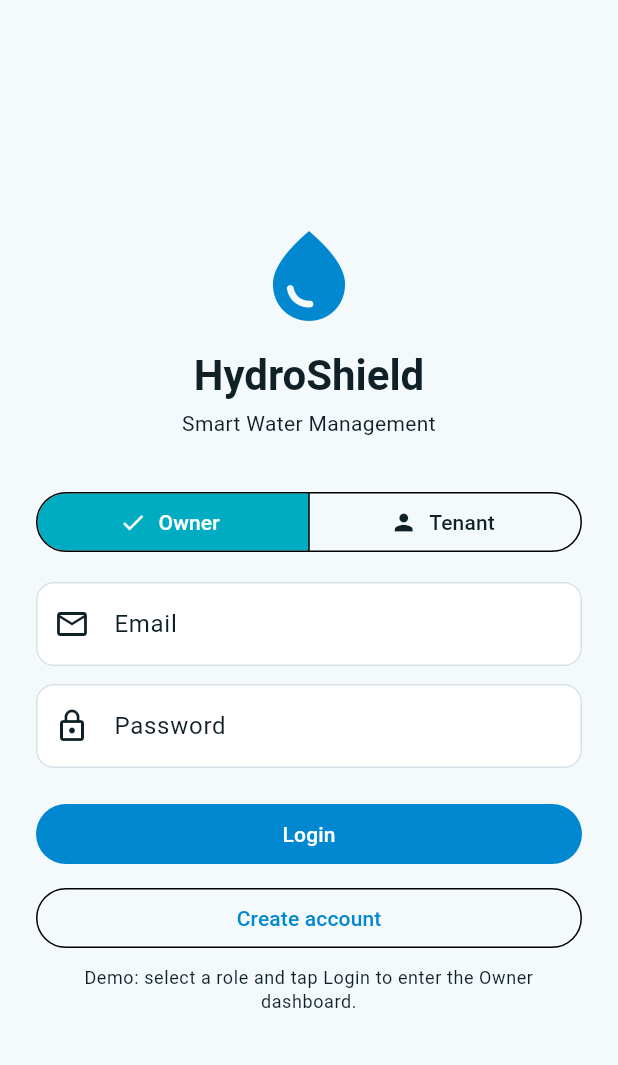
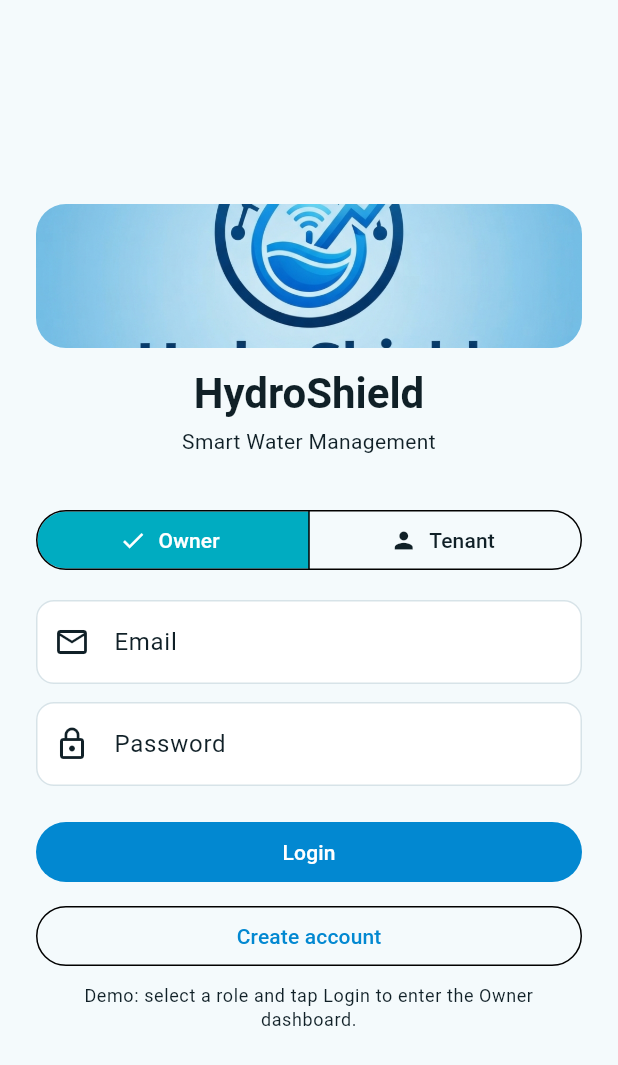
Before and after one commit to ZephyrNULL/hydroshield, a Flutter app: the screen it shows after launch, on a phone screen of 412 x 824 dp. Shown: the top 1065 px of the screen. Run offline on Flutter 3.47's test engine with Material 3 defaults, Android fonts, the phone set to English and light mode, and no system bars; our stand-ins replace fl_chart, go_router.

Commit message:
feat: replace sign-in water drop icon with app logo

```diff
--- a/lib/features/auth/login_screen.dart
+++ b/lib/features/auth/login_screen.dart
@@ -46,7 +46,15 @@ class _LoginScreenState extends State<LoginScreen> {
               child: Column(
                 crossAxisAlignment: CrossAxisAlignment.stretch,
                 children: [
-                  Icon(Icons.water_drop, size: 72, color: Theme.of(context).colorScheme.primary),
+                  ClipRRect(
+                    borderRadius: BorderRadius.circular(20),
+                    child: Image.asset(
+                      'hydroshield.jpg',
+                      width: 96,
+                      height: 96,
+                      fit: BoxFit.cover,
+                    ),
+                  ),
                   const SizedBox(height: 12),
                   Text('HydroShield', textAlign: TextAlign.center, style: Theme.of(context).textTheme.headlineMedium?.copyWith(fontWeight: FontWeight.bold)),
                   const SizedBox(height: 4),
--- a/pubspec.yaml
+++ b/pubspec.yaml
@@ -23,3 +23,5 @@ dev_dependencies:
 
 flutter:
   uses-material-design: true
+  assets:
+    - hydroshield.jpg
```
